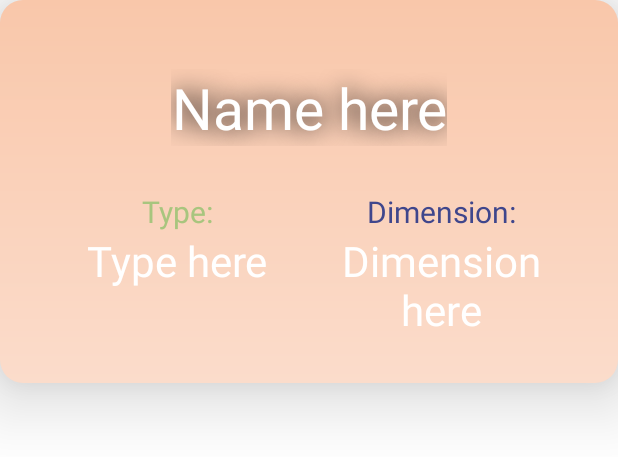
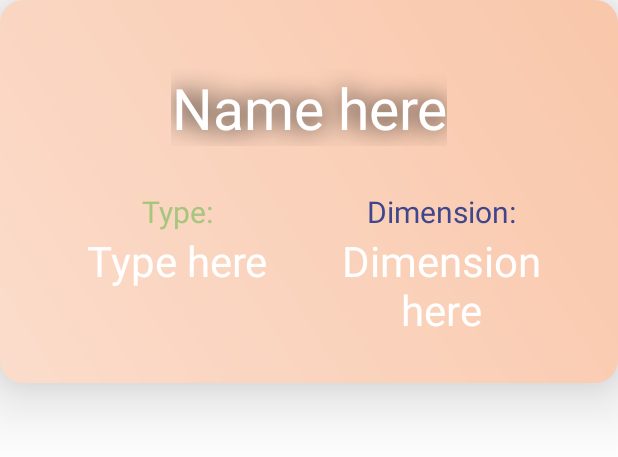
Before and after one commit to MORGANlTE/Rick-And-Morty-App, an Android app: the layout list_item_location.xml on its own in the app's theme, with its tools: preview values and no code run, on a phone screen of 412 x 824 dp. Shown: the top 457 px of the screen. Run offline under Robolectric (Android 15) with nearby library versions, the phone set to English and light mode, and no system bars.

Commit message:
change prop draw

```diff
--- a/app/src/main/res/drawable/rounded.xml
+++ b/app/src/main/res/drawable/rounded.xml
@@ -3,6 +3,6 @@
     <gradient
         android:startColor="#F9C7AA"
         android:endColor="#FBDCCB"
-        android:angle="275"/>
+        android:angle="225"/>
     <corners android:radius="15dp" />
 </shape>
```
